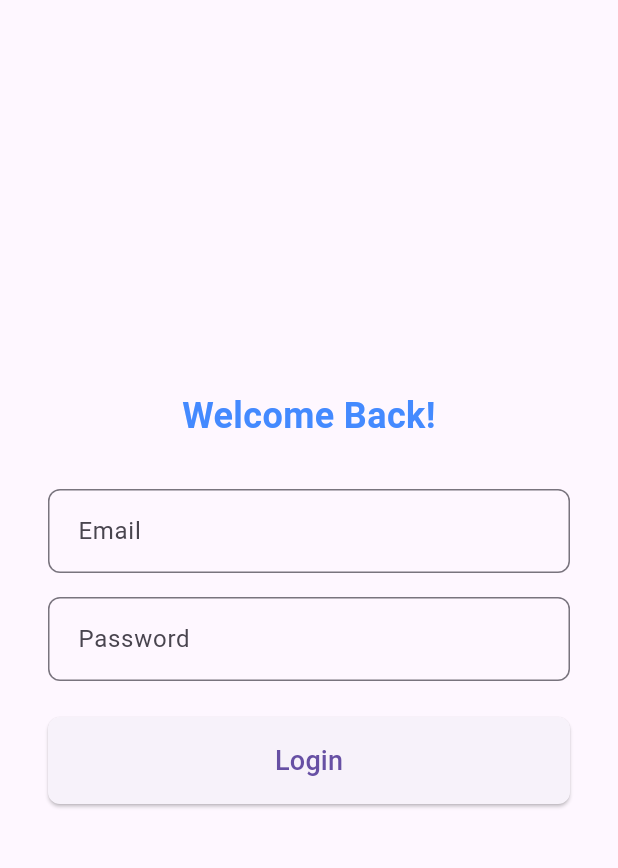
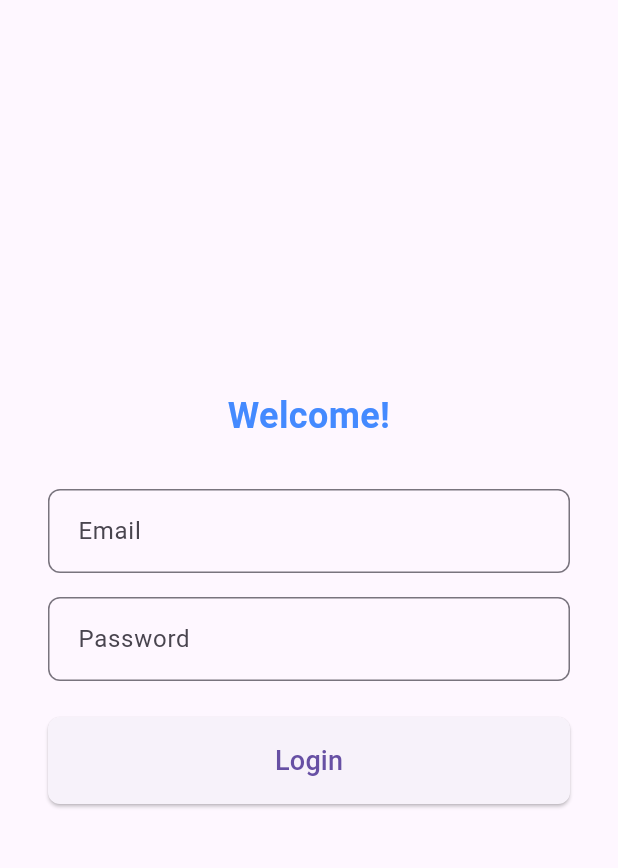
Before and after one commit to bbnoni/SpakleanAppProdFlutter, a Flutter app: the screen it shows after launch, on a phone screen of 412 x 824 dp, the part 63-931 px from its top. Run offline on Flutter 3.47's test engine with Material 3 defaults, Android fonts, the phone set to English and light mode, and no system bars; our stand-ins replace flutter_secure_storage.

```diff
--- a/lib/screens/login_screen.dart
+++ b/lib/screens/login_screen.dart
@@ -131,7 +131,7 @@ class _LoginScreenState extends State<LoginScreen> {
             crossAxisAlignment: CrossAxisAlignment.stretch,
             children: <Widget>[
               const Text(
-                'Welcome Back!',
+                'Welcome!',
                 textAlign: TextAlign.center,
                 style: TextStyle(
                   fontSize: 24,
```
Also changed, not shown: 2 other files.
